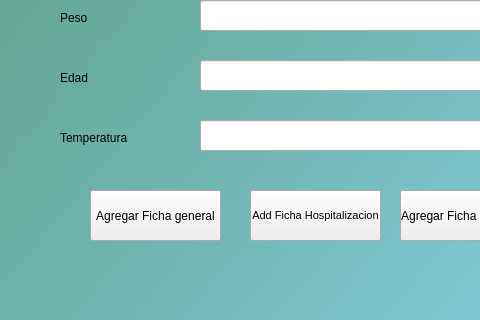
Old version of the form Complementos/formularioCrearFicha.ui in the repository pieroBri/Proyecto-PetRecord; both pictures show x 0 to 480 and y 580 to 900 of the 750 by 900 pixel window.
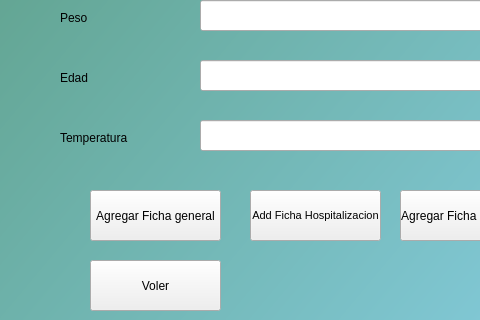
New version of the form.

Patch:
```diff
--- a/Complementos/formularioCrearFicha.ui
+++ b/Complementos/formularioCrearFicha.ui
@@ -416,6 +416,19 @@
      </rect>
     </property>
    </widget>
+   <widget class="QPushButton" name="botonVolver">
+    <property name="geometry">
+     <rect>
+      <x>90</x>
+      <y>840</y>
+      <width>131</width>
+      <height>51</height>
+     </rect>
+    </property>
+    <property name="text">
+     <string>Voler</string>
+    </property>
+   </widget>
    <zorder>label</zorder>
    <zorder>label_2</zorder>
    <zorder>label_3</zorder>
```
Left out of the diff: 1 changed line with no effect on the pictures.
